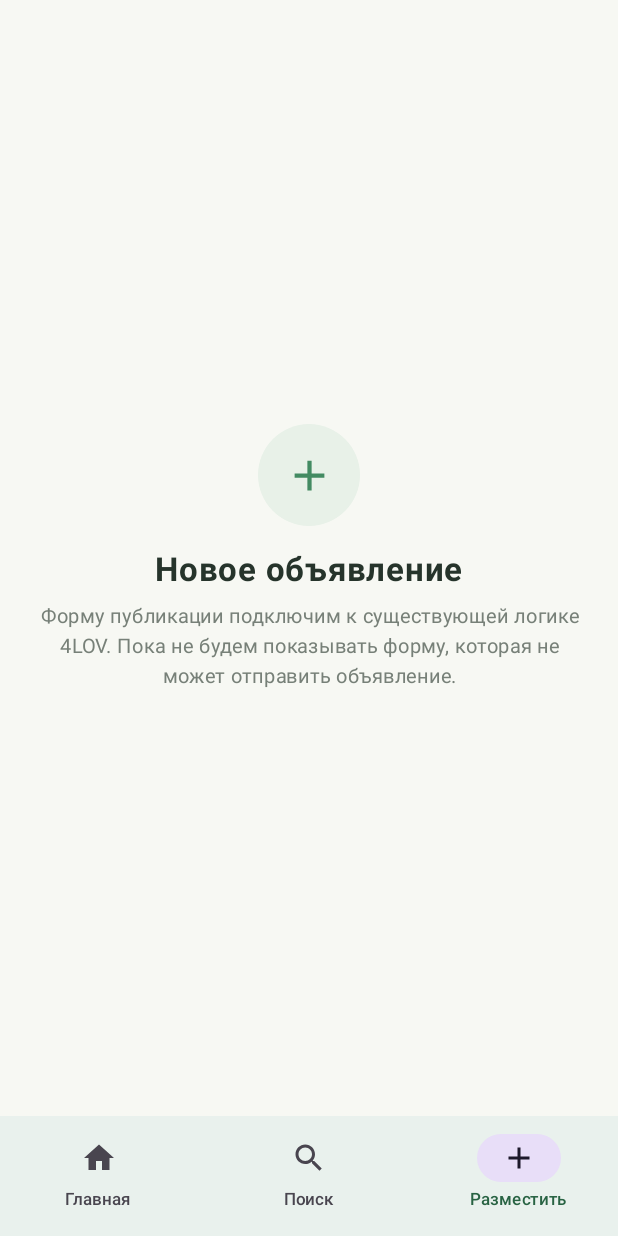
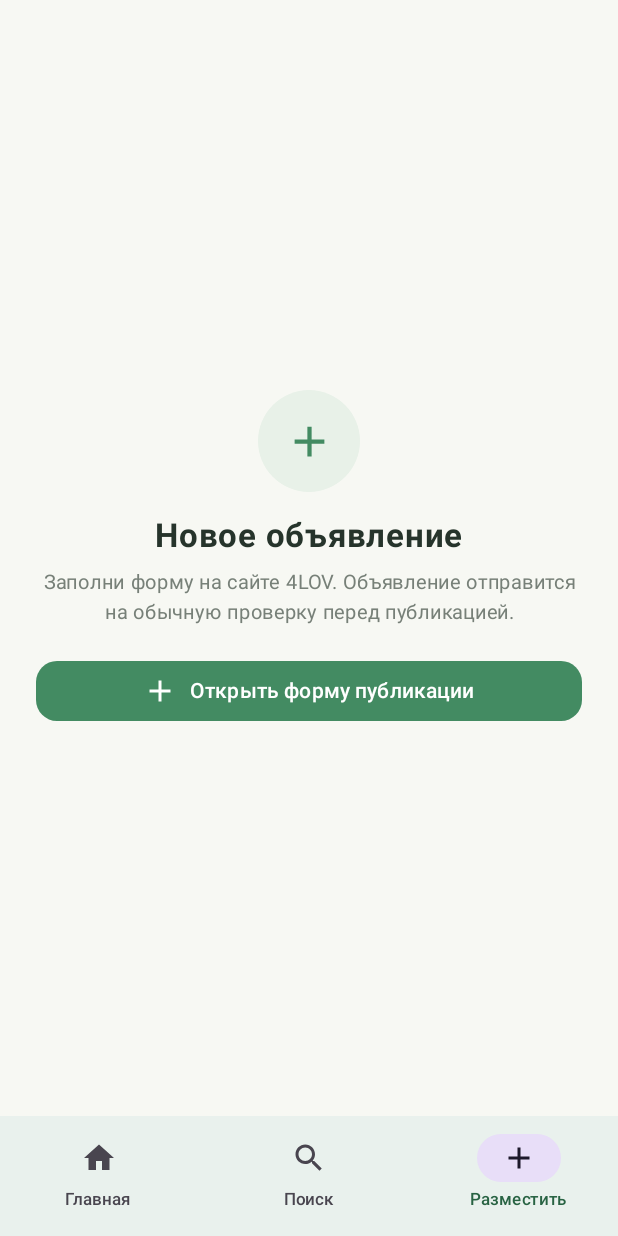
Before and after one commit to inov771-alt/4lov-android, an Android app built with Jetpack Compose: the screen it shows after launch (MainActivity), item 3 of the bottom bar chosen, on a phone screen of 412 x 824 dp. Run offline under Robolectric (Android 15) with nearby library versions, the phone set to English and light mode, and no system bars; network calls fail; pictures from the network do not load.

Commit message:
Show all listings on home and connect publish button

```diff
--- a/app/src/main/java/ru/fourlov/app/MainActivity.kt
+++ b/app/src/main/java/ru/fourlov/app/MainActivity.kt
@@ -144,8 +144,8 @@ private fun FourLovApp() {
                     tab = AppTab.SEARCH
                 },
                 onSearch = { tab = AppTab.SEARCH },
-                country = country,
-                listings = filteredListings,
+                country = "Россия и Беларусь",
+                listings = listings,
                 isLoading = isLoading,
                 error = loadError,
                 onRetry = ::refreshListings,
@@ -495,7 +495,12 @@ private fun EmptyState(title: String, message: String) {
 
 @Composable
 private fun PublishInfoScreen(modifier: Modifier) {
-    Column(modifier.fillMaxSize().padding(24.dp), horizontalAlignment = Alignment.CenterHorizontally, verticalArrangement = Arrangement.Center) {
+    val context = LocalContext.current
+    Column(
+        modifier.fillMaxSize().padding(24.dp),
+        horizontalAlignment = Alignment.CenterHorizontally,
+        verticalArrangement = Arrangement.Center
+    ) {
         Box(Modifier.size(68.dp).clip(CircleShape).background(GreenPale), contentAlignment = Alignment.Center) {
             Icon(Icons.Default.Add, null, tint = Green, modifier = Modifier.size(34.dp))
         }
@@ -503,8 +508,22 @@ private fun PublishInfoScreen(modifier: Modifier) {
         Text("Новое объявление", fontSize = 22.sp, fontWeight = FontWeight.Bold, color = TextPrimary)
         Spacer(Modifier.height(8.dp))
         Text(
-            "Форму публикации подключим к существующей логике 4LOV. Пока не будем показывать форму, которая не может отправить объявление.",
+            "Заполни форму на сайте 4LOV. Объявление отправится на обычную проверку перед публикацией.",
             textAlign = TextAlign.Center, color = TextSecondary, fontSize = 13.sp, lineHeight = 20.sp
         )
+        Spacer(Modifier.height(18.dp))
+        Button(
+            onClick = {
+                val intent = Intent(Intent.ACTION_VIEW, Uri.parse("https://4lov.ru/create.php"))
+                runCatching { context.startActivity(intent) }
+            },
+            colors = ButtonDefaults.buttonColors(containerColor = Green),
+            shape = RoundedCornerShape(14.dp),
+            modifier = Modifier.fillMaxWidth()
+        ) {
+            Icon(Icons.Default.Add, contentDescription = null)
+            Spacer(Modifier.width(8.dp))
+            Text("Открыть форму публикации")
+        }
     }
 }
```
